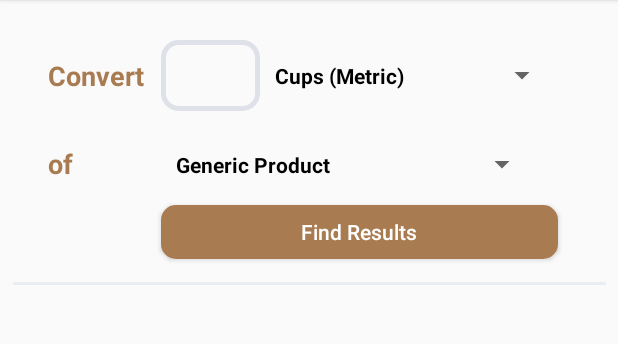
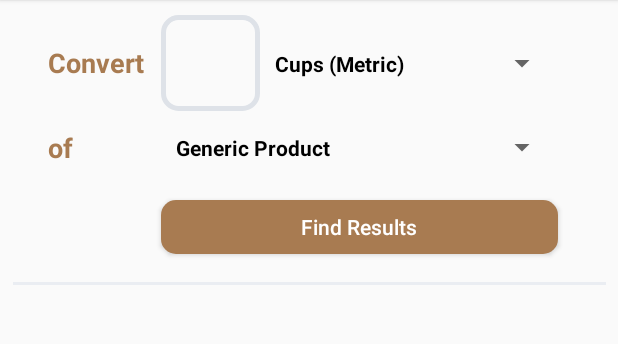
Before and after one commit to Vannevelj/Calcubaker, an Android app: the screen it shows after launch (MainActivity), on a phone screen of 412 x 824 dp, the part 60-404 px from its top. Run offline under Robolectric (Android 15) with nearby library versions, the phone set to English and light mode, and no system bars; libraries missing offline, so code that uses them is left out: com.crashlytics.android, io.fabric.sdk, no.wtw.android; 2 statements that could not run were skipped.

Commit message:
Constraints for the labels

```diff
--- a/app/src/main/res/layout/activity_main.xml
+++ b/app/src/main/res/layout/activity_main.xml
@@ -25,7 +25,7 @@
             android:orientation="horizontal"
             android:layout_width="wrap_content"
             android:layout_height="wrap_content"
-            app:layout_constraintGuide_begin="131dp"
+            app:layout_constraintGuide_begin="114dp"
             android:id="@+id/secondRowGuideline"/>
 
     <android.support.constraint.Guideline
@@ -48,8 +48,8 @@
 
     <TextView
             android:text="@string/convert"
-            android:layout_width="82dp"
-            android:layout_height="46dp"
+            android:layout_width="0dp"
+            android:layout_height="0dp"
             android:id="@+id/convertLabel"
             android:textSize="18sp"
             android:textStyle="bold"
@@ -57,22 +57,25 @@
             android:gravity="center_vertical"
             app:layout_constraintStart_toStartOf="@id/leftGuideline"
             app:layout_constraintTop_toBottomOf="@id/topGuideline"
-            app:layout_constraintBottom_toTopOf="@id/secondRowGuideline"/>
+            app:layout_constraintBottom_toTopOf="@id/secondRowGuideline"
+            app:layout_constraintEnd_toStartOf="@id/labelGuideline"/>
 
     <TextView
             android:text="@string/of"
-            android:layout_width="61dp"
-            android:layout_height="37dp"
+            android:layout_width="0dp"
+            android:layout_height="0dp"
             android:id="@+id/ofLabel"
             android:textSize="18sp"
             android:textStyle="bold"
             android:textColor="#A87B51"
             android:gravity="center_vertical"
             app:layout_constraintStart_toStartOf="@+id/leftGuideline"
-            app:layout_constraintTop_toBottomOf="@+id/secondRowGuideline"/>
+            app:layout_constraintTop_toBottomOf="@+id/secondRowGuideline"
+            app:layout_constraintEnd_toStartOf="@id/labelGuideline"
+            app:layout_constraintBottom_toTopOf="@id/buttonAreaGuideline"/>
 
     <Spinner
-            android:layout_width="251dp"
+            android:layout_width="0dp"
             android:layout_height="38dp"
             android:id="@+id/product"
             app:layout_constraintEnd_toStartOf="@+id/rightGuideline"
@@ -80,13 +83,13 @@
             app:layout_constraintHorizontal_bias="0.0"
             app:layout_constraintTop_toBottomOf="@+id/secondRowGuideline"
             android:elevation="3dp"
-            android:entries="@array/products"/>
+            android:entries="@array/products" app:layout_constraintBottom_toTopOf="@id/buttonAreaGuideline"/>
 
     <Button
             android:layout_width="0dp"
             android:layout_height="36dp"
             android:id="@+id/calculateButton"
-            app:layout_constraintTop_toBottomOf="@+id/product"
+            app:layout_constraintTop_toBottomOf="@id/buttonAreaGuideline"
             android:background="@drawable/btn_rounded"
             android:textColor="#fff"
             android:textAllCaps="false"
@@ -105,7 +108,7 @@
             app:layout_constraintStart_toEndOf="@+id/quantity"
             app:layout_constraintEnd_toStartOf="@id/rightGuideline"
             app:layout_constraintBottom_toTopOf="@id/secondRowGuideline" app:layout_constraintHorizontal_bias="0.5"
-            app:layout_constraintEnd_toEndOf="parent" app:layout_constraintHorizontal_weight="3"/>
+            app:layout_constraintHorizontal_weight="3"/>
 
     <View
             android:id="@+id/divider"
@@ -120,7 +123,7 @@
 
     <EditText
             android:layout_width="0dp"
-            android:layout_height="47dp"
+            android:layout_height="0dp"
             android:inputType="numberSigned"
             android:ems="10"
             android:id="@+id/quantity"
@@ -131,7 +134,7 @@
             app:layout_constraintStart_toStartOf="@+id/labelGuideline"
             app:layout_constraintTop_toBottomOf="@id/topGuideline"
             app:layout_constraintBottom_toTopOf="@id/secondRowGuideline"
-            app:layout_constraintStart_toEndOf="@+id/convertLabel" app:layout_constraintHorizontal_bias="0.5"
+            app:layout_constraintHorizontal_bias="0.5"
             app:layout_constraintEnd_toStartOf="@+id/sourceMetric" app:layout_constraintHorizontal_weight="1"/>
 
     <ScrollView
@@ -373,4 +376,8 @@
             android:layout_width="wrap_content"
             android:layout_height="wrap_content" app:layout_constraintGuide_begin="50dp"
             android:id="@+id/topGuideline"/>
+    <android.support.constraint.Guideline
+            android:orientation="horizontal"
+            android:layout_width="wrap_content"
+            android:layout_height="wrap_content" app:layout_constraintGuide_begin="163dp" android:id="@+id/buttonAreaGuideline"/>
 </android.support.constraint.ConstraintLayout>
```
